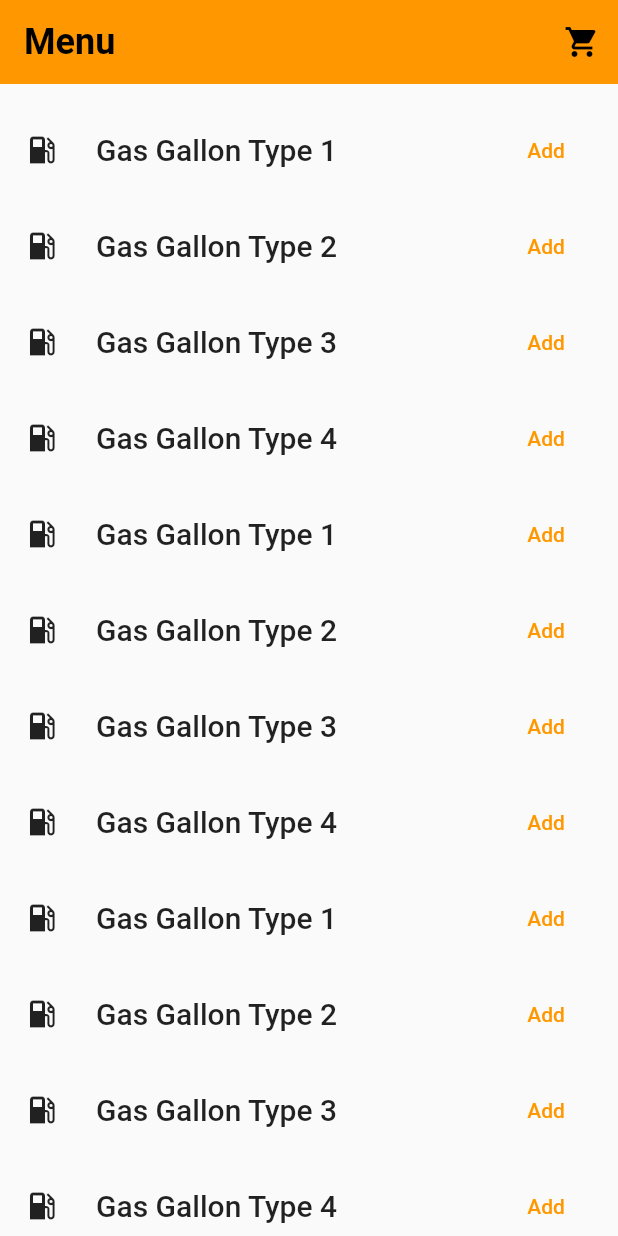
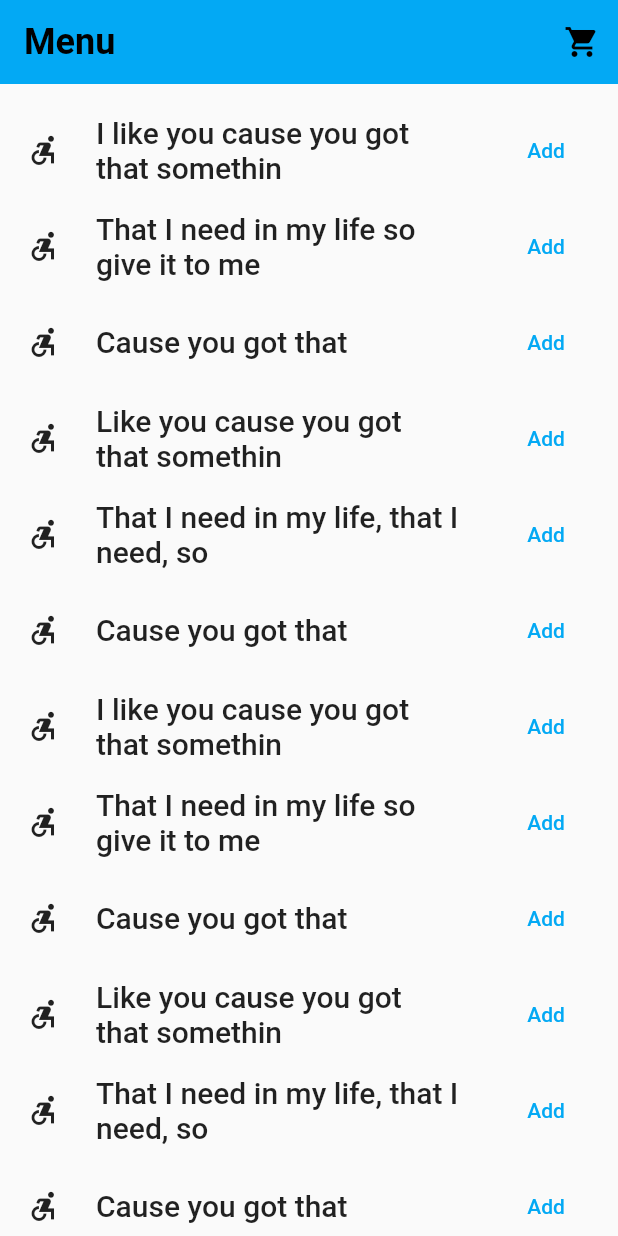
Before and after one commit to klemonade/flutterlab, a Flutter app: the screen it shows after launch, on a phone screen of 412 x 824 dp. Run offline on Flutter 3.47's test engine with Material 2 defaults, Android fonts, the light colour scheme and no system bars.

Commit message:
edit style

```diff
--- a/provider_test/lib/models/menu.dart
+++ b/provider_test/lib/models/menu.dart
@@ -2,10 +2,12 @@ import 'package:flutter/material.dart';
 
 class MenuModel {
   static List<String> items = [
-    'Gas Gallon Type 1',
-    'Gas Gallon Type 2',
-    'Gas Gallon Type 3',
-    'Gas Gallon Type 4'
+    'I like you cause you got that somethin',
+    'That I need in my life so give it to me',
+    'Cause you got that',
+    'Like you cause you got that somethin',
+    'That I need in my life, that I need, so',
+    'Cause you got that',
   ];
 
   Item getById(int id) => Item(id, items[id % items.length]);
--- a/provider_test/lib/pages/cart.dart
+++ b/provider_test/lib/pages/cart.dart
@@ -10,7 +10,7 @@ class MyCart extends StatelessWidget {
     return Scaffold(
       appBar: AppBar(
         title: Text('Cart', style: Theme.of(context).textTheme.headline1),
-        backgroundColor: Colors.orange[500],
+        backgroundColor: Colors.blue[500],
       ),
       body: Container(
         color: Colors.white,
--- a/provider_test/lib/pages/menu.dart
+++ b/provider_test/lib/pages/menu.dart
@@ -90,7 +90,7 @@ class _MyListItem extends StatelessWidget {
         maxHeight: 48,
         child: Row(
           children: [
-            const Icon(Icons.local_gas_station),
+            const Icon(Icons.accessible_forward_sharp),
             const SizedBox(width: 24),
             Expanded(
               child: Text(item.name, style: textTheme),
--- a/provider_test/lib/theme.dart
+++ b/provider_test/lib/theme.dart
@@ -1,7 +1,7 @@
 import 'package:flutter/material.dart';
 
 final appTheme = ThemeData(
-  primarySwatch: Colors.orange,
+  primarySwatch: Colors.lightBlue,
   textTheme: const TextTheme(
     headline1: TextStyle(
       fontWeight: FontWeight.w700,
```
